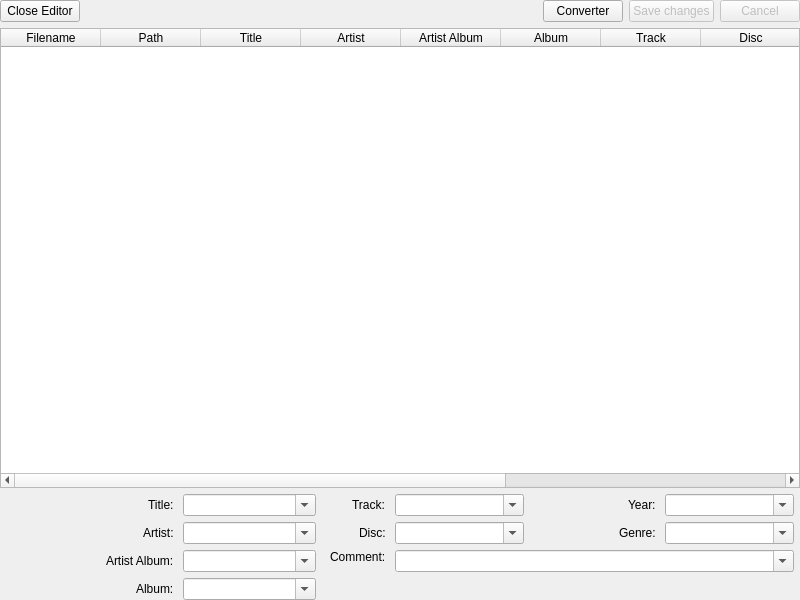
MBach/Miam-Player, file code/MiamPlayer/tageditor.ui: the form before one commit.
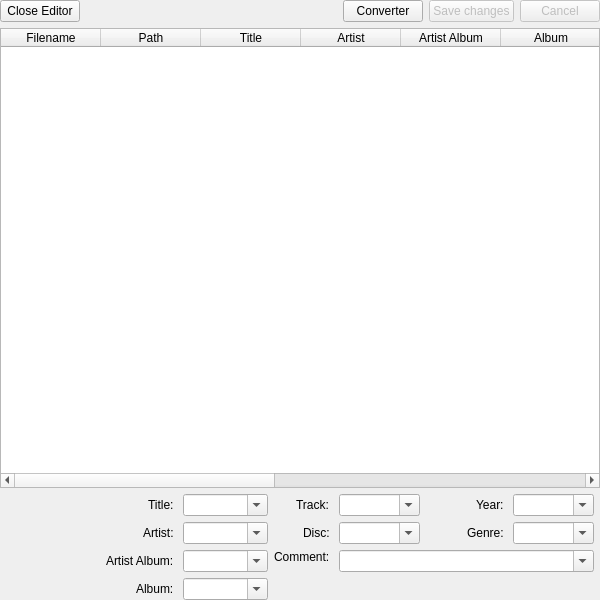
The form after the commit. Icons and pictures are not drawn. Custom widgets are drawn as their Qt base class.

What changed in the file:
```diff
--- a/code/MiamPlayer/tageditor.ui
+++ b/code/MiamPlayer/tageditor.ui
@@ -6,7 +6,7 @@
    <rect>
     <x>0</x>
     <y>0</y>
-    <width>800</width>
+    <width>600</width>
     <height>600</height>
    </rect>
   </property>
```
Left out of the diff: 11 changed lines with no effect on the pictures.
